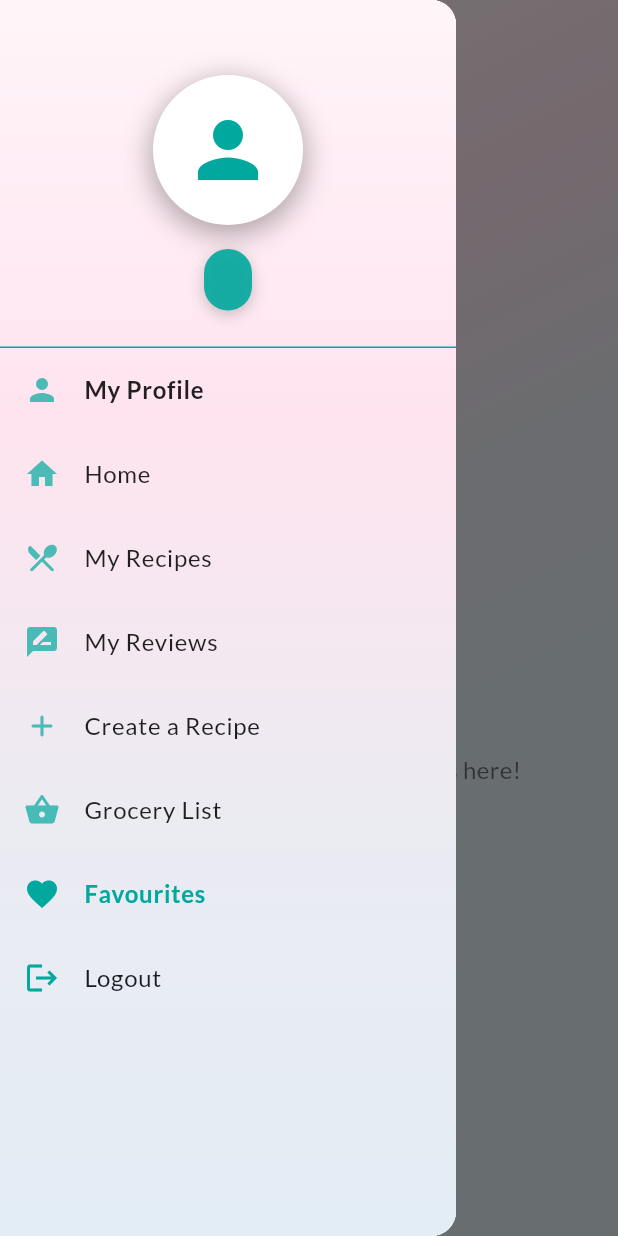
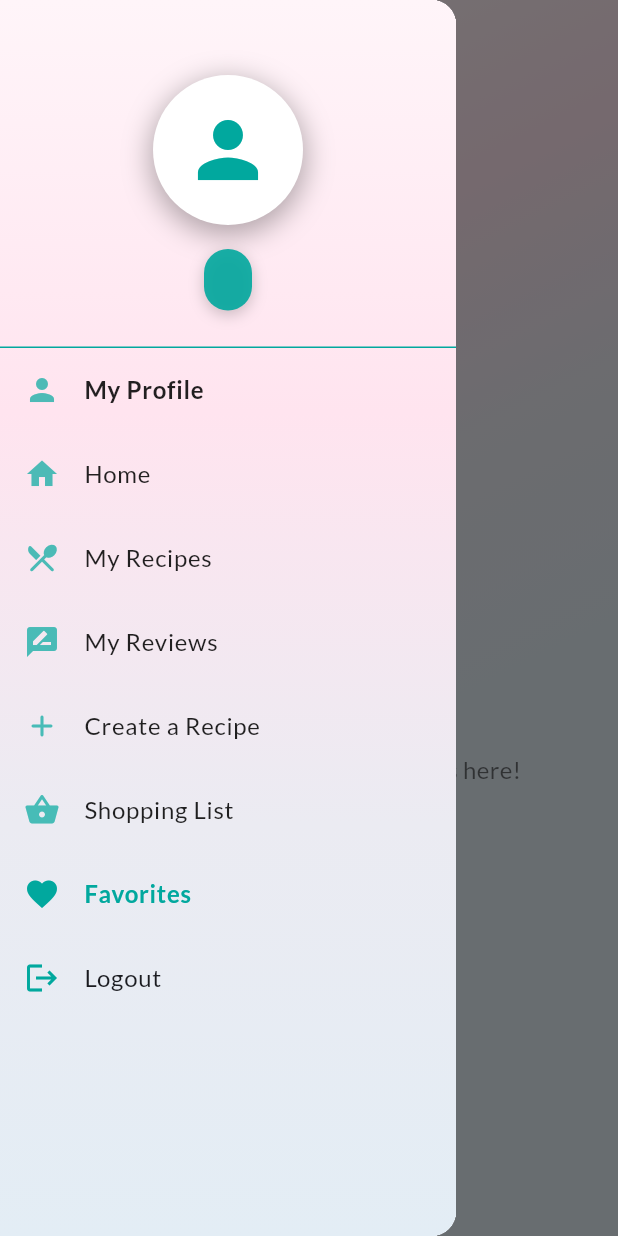
Before and after one commit to Kerry0101/CCE106_Final_Project_Cookbook, a Flutter app: the FavoritesList screen opened directly, with the side drawer open, on a phone screen of 412 x 824 dp. Run offline on Flutter 3.47's test engine with Material 3 defaults, Android fonts, the phone set to English and light mode, and no system bars; our stand-ins replace cloud_firestore, email_validator, file_picker, firebase_auth, firebase_core, flutter_rating_bar and 4 more; accounts and stored records are empty.

```diff
--- a/lib/screens/favorites.dart
+++ b/lib/screens/favorites.dart
@@ -24,7 +24,7 @@ class _FavoritesListState extends State<FavoritesList> {
         backgroundColor: Colors.transparent,
         elevation: 0,
         title: Text(
-          'Favourites',
+          'Favorites',
           style: GoogleFonts.lato(
             fontWeight: FontWeight.bold,
             color: primaryColor,
@@ -80,7 +80,7 @@ class _FavoritesListState extends State<FavoritesList> {
                       ),
                       const SizedBox(height: 24),
                       Text(
-                        'No favourites yet',
+                        'No favorites yet',
                         style: GoogleFonts.lato(
                           fontSize: 24,
                           fontWeight: FontWeight.bold,
--- a/lib/widgets/my_drawer.dart
+++ b/lib/widgets/my_drawer.dart
@@ -251,7 +251,7 @@ Widget buildDrawer(BuildContext context, {String? currentRoute}) {
                 color: route == '/shopping-lists' ? primaryColor : primaryColor.withOpacity(0.7),
               ),
               title: Text(
-                'Grocery List',
+                'Shopping List',
                 style: GoogleFonts.lato(
                   fontWeight: route == '/shopping-lists' ? FontWeight.w700 : FontWeight.w400,
                   color: route == '/shopping-lists' ? primaryColor : Colors.black87,
@@ -275,7 +275,7 @@ Widget buildDrawer(BuildContext context, {String? currentRoute}) {
                 color: route == '/favorites' ? primaryColor : primaryColor.withOpacity(0.7),
               ),
               title: Text(
-                'Favourites',
+                'Favorites',
                 style: GoogleFonts.lato(
                   fontWeight: route == '/favorites' ? FontWeight.w700 : FontWeight.w400,
                   color: route == '/favorites' ? primaryColor : Colors.black87,
```
